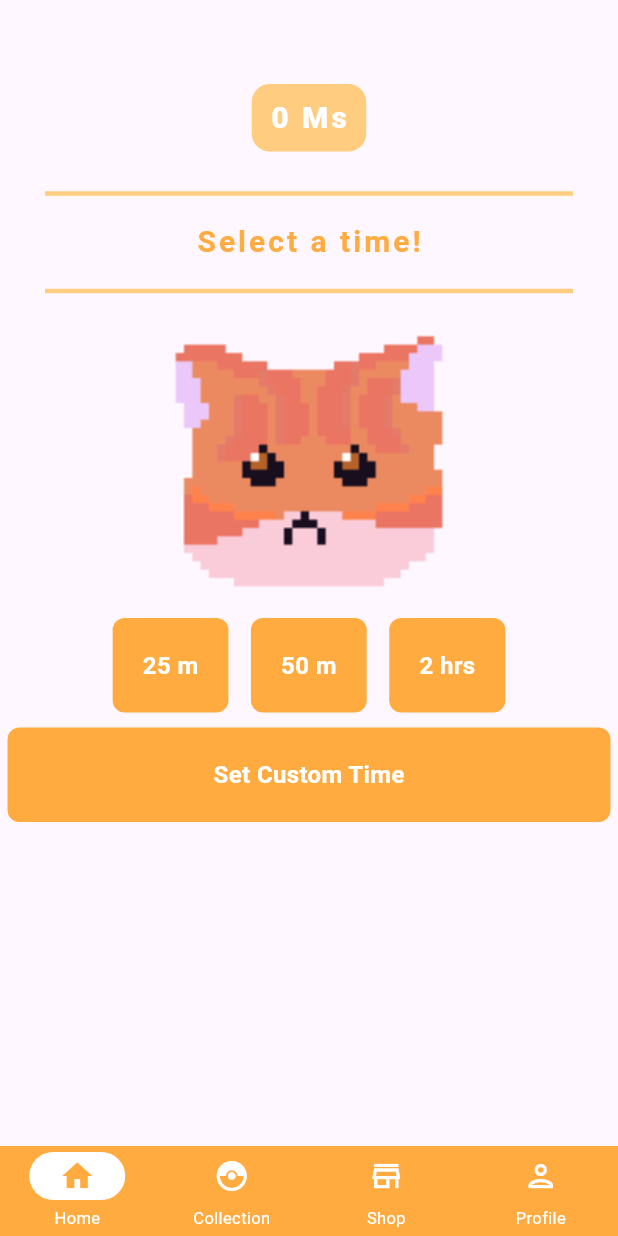
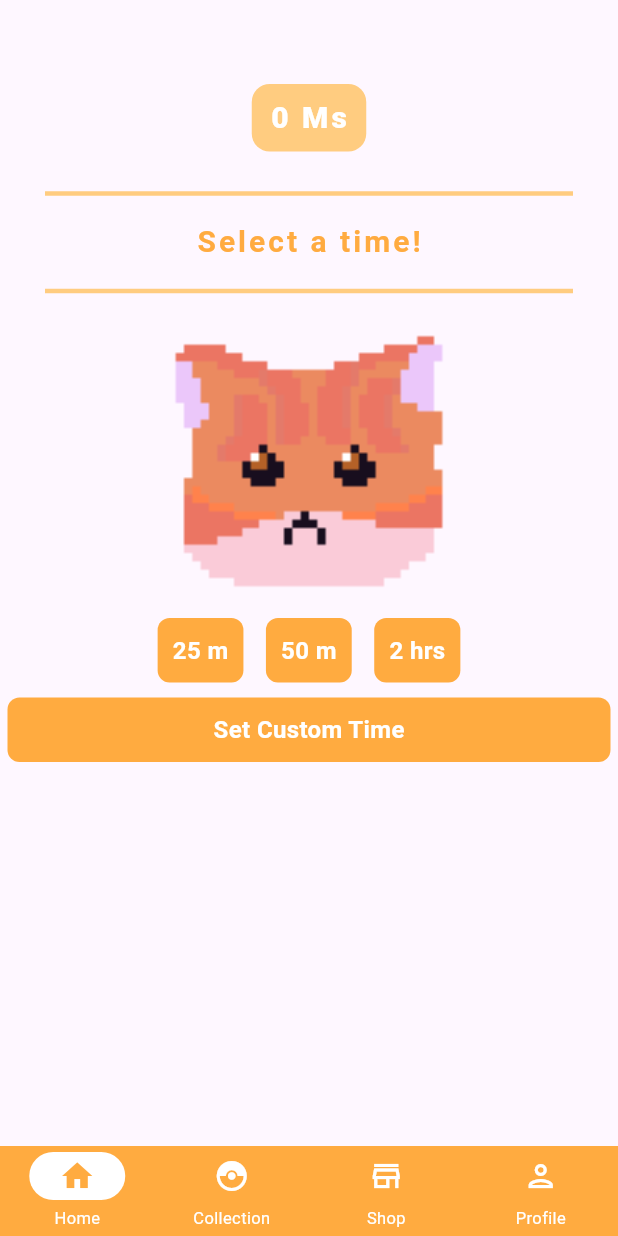
Before and after one commit to therealahnaf/meowdoro, a Flutter app: the screen it shows once a user with an empty profile is signed in, on a phone screen of 412 x 824 dp. Run offline on Flutter 3.47's test engine with Material 3 defaults, Android fonts, the phone set to English and light mode, and no system bars; our stand-ins replace cloud_firestore, firebase_auth, firebase_core; missing offline and left inert: time_picker_spinner; accounts and stored records are empty; network calls fail.

Commit message:
fixed iphone screen overflow

```diff
--- a/lib/components/button.dart
+++ b/lib/components/button.dart
@@ -11,7 +11,7 @@ class MyButton extends StatelessWidget {
     return GestureDetector(
       onTap: onTap,
       child: Container(
-        padding: const EdgeInsets.all(20),
+        padding: const EdgeInsets.all(10),
         margin: const EdgeInsets.symmetric(horizontal: 5),
         decoration: BoxDecoration(
           color: Colors.orangeAccent,
--- a/lib/pages/app_pages/home_page.dart
+++ b/lib/pages/app_pages/home_page.dart
@@ -302,7 +302,7 @@ class _HomePageState extends State<HomePage> {
                   time: dateTime,
                   is24HourMode: true,
                   isShowSeconds: true,
-                  itemHeight: 40,
+                  itemHeight: 30,
                   normalTextStyle: const TextStyle(
                     fontSize: 14,
                   ),
```
